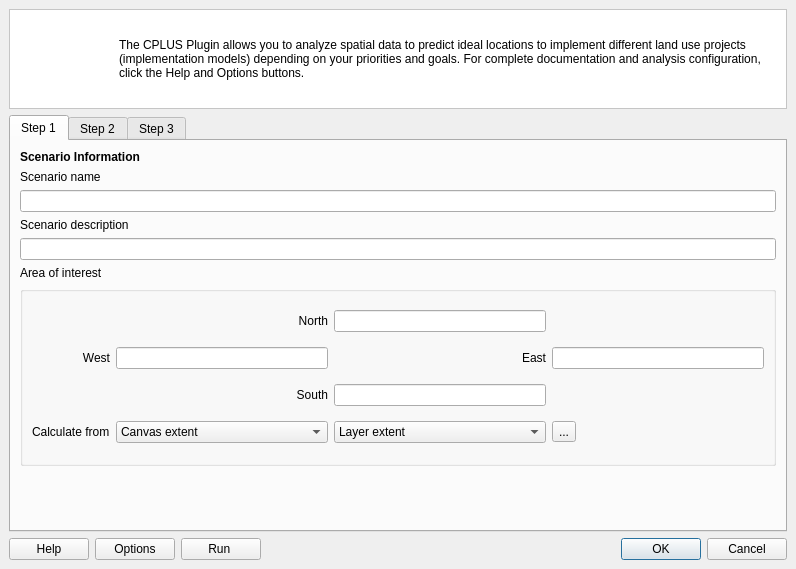
Above: src/cplus_plugin/ui/qgis_cplus_main_dockwidget.ui from ConservationInternational/cplus-plugin before the change. Below: the same form after it.
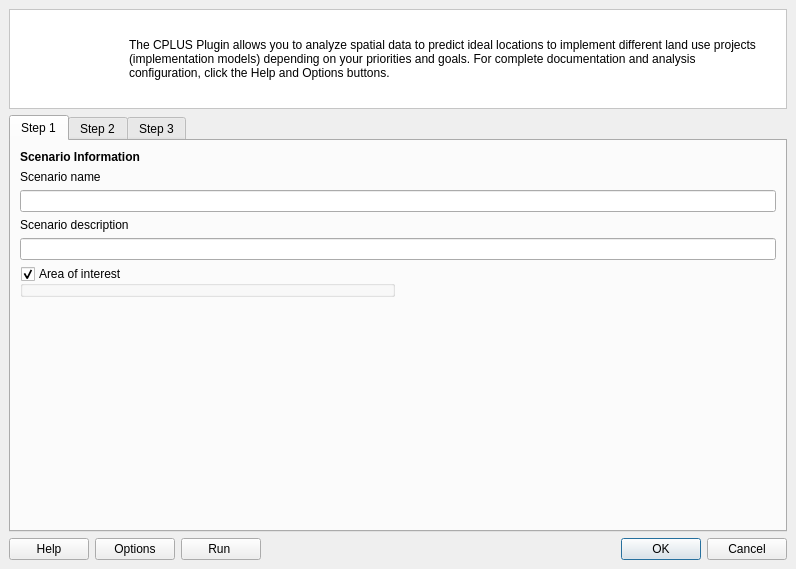
That is the form after the change. Icons and pictures are not drawn. Custom widgets are drawn as their Qt base class.

Commit message: added pilot area into the plugin

Diff of the .ui file:
```diff
--- a/src/cplus_plugin/ui/qgis_cplus_main_dockwidget.ui
+++ b/src/cplus_plugin/ui/qgis_cplus_main_dockwidget.ui
@@ -50,9 +50,9 @@
       <widget class="QLabel" name="label_123">
        <property name="geometry">
         <rect>
-         <x>110</x>
+         <x>120</x>
          <y>10</y>
-         <width>651</width>
+         <width>641</width>
          <height>80</height>
         </rect>
        </property>
@@ -69,7 +69,7 @@
          <x>10</x>
          <y>10</y>
          <width>91</width>
-         <height>80</height>
+         <height>81</height>
         </rect>
        </property>
        <property name="text">
@@ -94,146 +94,6 @@
         <string>Step 1</string>
        </attribute>
        <layout class="QGridLayout" name="gridLayout_8">
-        <item row="0" column="0">
-         <widget class="QLabel" name="label_10">
-          <property name="styleSheet">
-           <string notr="true">font-weight:bold;</string>
-          </property>
-          <property name="text">
-           <string>Scenario Information</string>
-          </property>
-         </widget>
-        </item>
-        <item row="4" column="0" colspan="2">
-         <widget class="QLineEdit" name="lineEdit_9">
-          <property name="text">
-           <string/>
-          </property>
-         </widget>
-        </item>
-        <item row="5" column="0">
-         <widget class="QLabel" name="label_65">
-          <property name="text">
-           <string>Area of interest</string>
-          </property>
-         </widget>
-        </item>
-        <item row="6" column="0" colspan="2">
-         <widget class="QgsCollapsibleGroupBox" name="mGroupBox_2">
-          <property name="minimumSize">
-           <size>
-            <width>0</width>
-            <height>180</height>
-           </size>
-          </property>
-          <layout class="QGridLayout" name="gridLayout_9">
-           <item row="3" column="2">
-            <widget class="QLabel" name="label_68">
-             <property name="maximumSize">
-              <size>
-               <width>16777214</width>
-               <height>16777215</height>
-              </size>
-             </property>
-             <property name="text">
-              <string>East</string>
-             </property>
-             <property name="alignment">
-              <set>Qt::AlignRight|Qt::AlignTrailing|Qt::AlignVCenter</set>
-             </property>
-            </widget>
-           </item>
-           <item row="4" column="2">
-            <widget class="QLineEdit" name="lineEdit_14"/>
-           </item>
-           <item row="0" column="1">
-            <widget class="QLabel" name="label_66">
-             <property name="text">
-              <string>North</string>
-             </property>
-             <property name="alignment">
-              <set>Qt::AlignRight|Qt::AlignTrailing|Qt::AlignVCenter</set>
-             </property>
-            </widget>
-           </item>
-           <item row="3" column="3">
-            <widget class="QLineEdit" name="lineEdit_11"/>
-           </item>
-           <item row="5" column="3">
-            <widget class="QToolButton" name="toolButton_14">
-             <property name="text">
-              <string>...</string>
-             </property>
-            </widget>
-           </item>
-           <item row="5" column="0">
-            <widget class="QLabel" name="label_70">
-             <property name="text">
-              <string>Calculate from</string>
-             </property>
-            </widget>
-           </item>
-           <item row="4" column="1">
-            <widget class="QLabel" name="label_67">
-             <property name="text">
-              <string>South</string>
-             </property>
-             <property name="alignment">
-              <set>Qt::AlignRight|Qt::AlignTrailing|Qt::AlignVCenter</set>
-             </property>
-            </widget>
-           </item>
-           <item row="5" column="2">
-            <widget class="QComboBox" name="comboBox_5">
-             <item>
-              <property name="text">
-               <string>Layer extent </string>
-              </property>
-             </item>
-            </widget>
-           </item>
-           <item row="5" column="1">
-            <widget class="QComboBox" name="comboBox_4">
-             <item>
-              <property name="text">
-               <string>Canvas extent</string>
-              </property>
-             </item>
-            </widget>
-           </item>
-           <item row="3" column="1">
-            <widget class="QLineEdit" name="lineEdit_12"/>
-           </item>
-           <item row="0" column="2">
-            <widget class="QLineEdit" name="lineEdit_13"/>
-           </item>
-           <item row="3" column="0">
-            <widget class="QLabel" name="label_69">
-             <property name="text">
-              <string>West</string>
-             </property>
-             <property name="alignment">
-              <set>Qt::AlignRight|Qt::AlignTrailing|Qt::AlignVCenter</set>
-             </property>
-            </widget>
-           </item>
-          </layout>
-         </widget>
-        </item>
-        <item row="1" column="0">
-         <widget class="QLabel" name="label_64">
-          <property name="text">
-           <string>Scenario name</string>
-          </property>
-         </widget>
-        </item>
-        <item row="2" column="0" colspan="2">
-         <widget class="QLineEdit" name="lineEdit_10">
-          <property name="text">
-           <string/>
-          </property>
-         </widget>
-        </item>
         <item row="3" column="0">
          <widget class="QLabel" name="label_71">
           <property name="text">
@@ -241,7 +101,7 @@
           </property>
          </widget>
         </item>
-        <item row="7" column="0" colspan="2">
+        <item row="6" column="0" colspan="2">
          <spacer name="verticalSpacer_3">
           <property name="orientation">
            <enum>Qt::Vertical</enum>
@@ -254,6 +114,50 @@
           </property>
          </spacer>
         </item>
+        <item row="2" column="0" colspan="2">
+         <widget class="QLineEdit" name="lineEdit_10">
+          <property name="text">
+           <string/>
+          </property>
+         </widget>
+        </item>
+        <item row="4" column="0" colspan="2">
+         <widget class="QLineEdit" name="lineEdit_9">
+          <property name="text">
+           <string/>
+          </property>
+         </widget>
+        </item>
+        <item row="1" column="0">
+         <widget class="QLabel" name="label_64">
+          <property name="text">
+           <string>Scenario name</string>
+          </property>
+         </widget>
+        </item>
+        <item row="0" column="0">
+         <widget class="QLabel" name="label_10">
+          <property name="styleSheet">
+           <string notr="true">font-weight:bold;</string>
+          </property>
+          <property name="text">
+           <string>Scenario Information</string>
+          </property>
+         </widget>
+        </item>
+        <item row="5" column="0">
+         <widget class="QgsExtentGroupBox" name="extent_box">
+          <property name="title">
+           <string>Area of interest</string>
+          </property>
+          <property name="checkable">
+           <bool>true</bool>
+          </property>
+          <property name="collapsed">
+           <bool>false</bool>
+          </property>
+         </widget>
+        </item>
        </layout>
       </widget>
       <widget class="QWidget" name="step_4">
@@ -1673,6 +1577,12 @@
    <header>qgscollapsiblegroupbox.h</header>
    <container>1</container>
   </customwidget>
+  <customwidget>
+   <class>QgsExtentGroupBox</class>
+   <extends>QgsCollapsibleGroupBox</extends>
+   <header>qgsextentgroupbox.h</header>
+   <container>1</container>
+  </customwidget>
   <customwidget>
    <class>QgsSpinBox</class>
    <extends>QSpinBox</extends>
```
Left out of the diff: 4 changed lines with no effect on the pictures. The commit also changes 6 other files.
